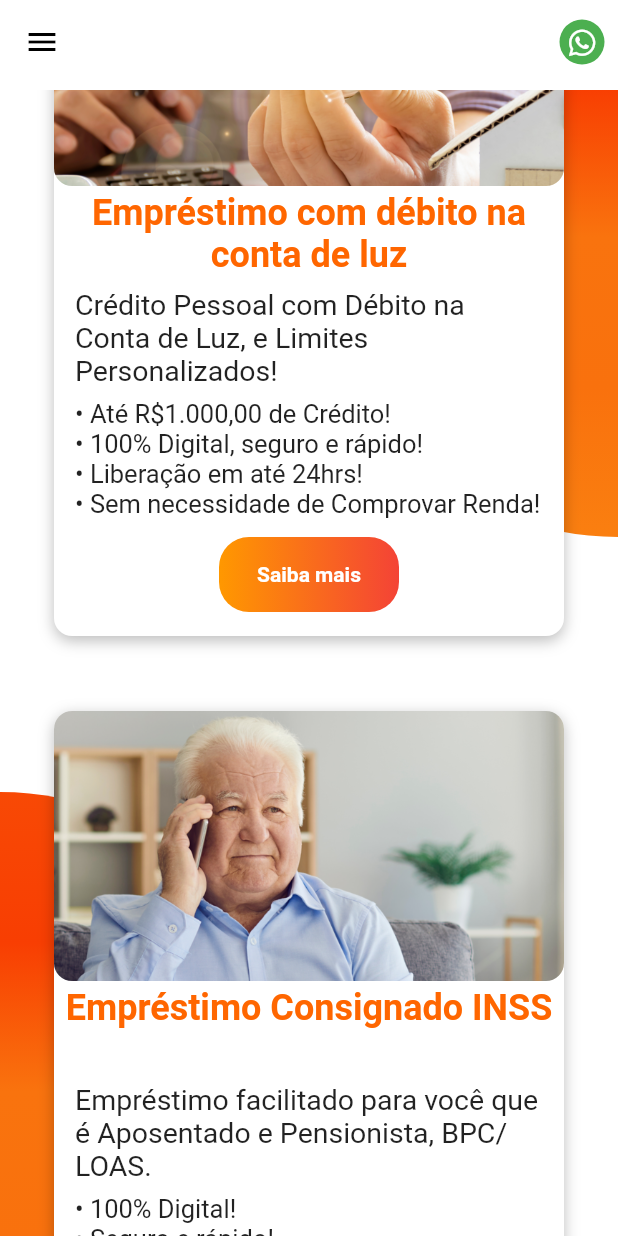
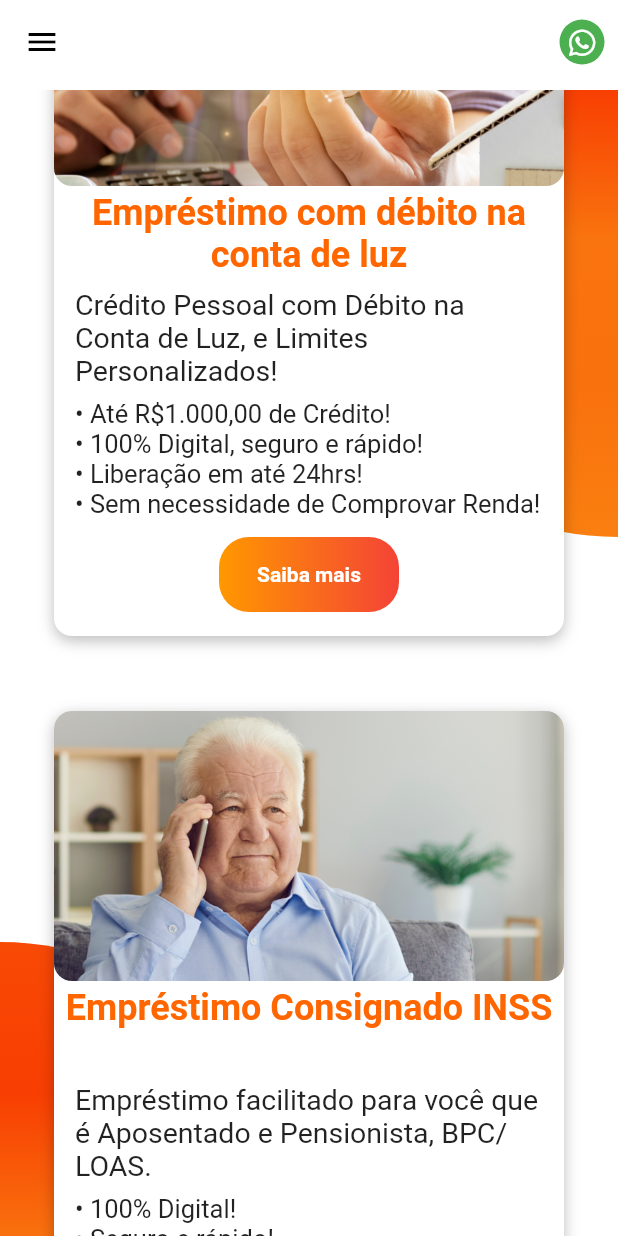
Before and after one commit to eliakimPaulino/simple-page-application, a Flutter app: the screen it shows after launch, scrolled down 576 dp, on a phone screen of 412 x 824 dp. Run offline on Flutter 3.47's test engine with Material 2 defaults, Android fonts, the phone set to English and light mode, and no system bars; our stand-ins replace carousel_slider, font_awesome_flutter, google_fonts; missing offline and left inert: cooky.

Commit message:
Globe Position and Partners list alterde in canvas escope

```diff
--- a/lib/Widgets/components.dart
+++ b/lib/Widgets/components.dart
@@ -10,25 +10,24 @@ Widget body(context) {
       SizedBox(
         width: MediaQuery.of(context).size.width,
         child: Stack(
-          alignment: AlignmentDirectional.center,
+          alignment: AlignmentDirectional.topCenter,
           children: [
             const GlobePosition(
               top: 30,
               right: -200,
             ),
             const GlobePosition(
-              top: 600,
+              top: 700,
               left: -200,
             ),
             const GlobePosition(
-              top: 1350,
+              top: 1200,
               right: -200,
             ),
-            if (MediaQuery.of(context).size.height > 1500)
-              const GlobePosition(
-                top: 1750,
-                left: -200,
-              ),
+            const GlobePosition(
+              top: 2000,
+              left: -200,
+            ),
             benefitList(),
           ],
         ),
--- a/lib/components/partners.dart
+++ b/lib/components/partners.dart
@@ -63,7 +63,7 @@ class _PartnersListState extends State<PartnersList> {
   Widget buildImg(String localImg, int index) => Container(
         margin: const EdgeInsets.symmetric(horizontal: 12),
         // width: double.infinity,
-        color: Colors.white,
+        // color: Colors.white,
         child: ClipRRect(
           borderRadius: BorderRadius.circular(5.0),
           child: Image(
```
Also changed, not shown: 1 other file.
